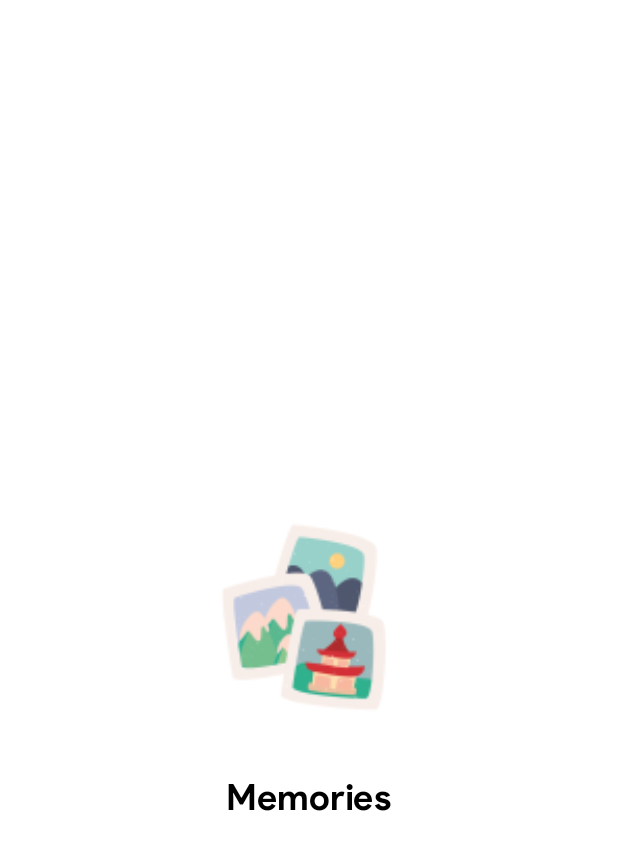
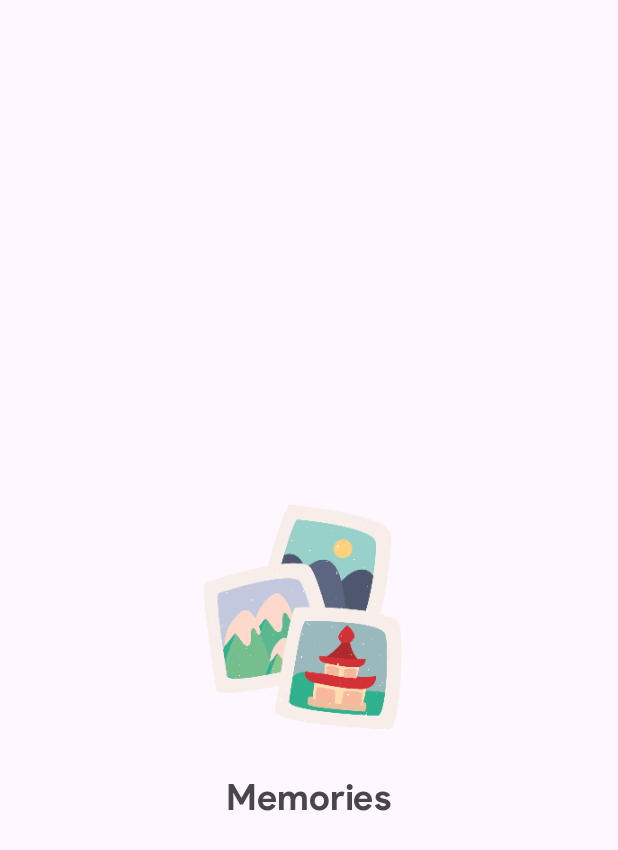
Before and after one commit to the-rebooted-coder/Store, an Android app: the first screen one second after launch (SplashScreen), on a phone screen of 412 x 824 dp. Shown: the top 850 px of the screen. Run offline under Robolectric (Android 15) with nearby library versions, the phone set to English and light mode, and no system bars; our stand-ins replace Firebase (no records; nobody signed in at launch, a user with empty details on screens opened directly).

Commit message:
Small Fixes

```diff
--- a/app/src/main/java/com/onesilicondiode/store/SecondStartup.java
+++ b/app/src/main/java/com/onesilicondiode/store/SecondStartup.java
@@ -5,7 +5,9 @@ import android.content.SharedPreferences;
 import android.os.Bundle;
 import android.os.VibrationEffect;
 import android.os.Vibrator;
+import android.transition.Explode;
 import android.view.View;
+import android.view.Window;
 import android.view.animation.Animation;
 import android.view.animation.AnimationUtils;
 import android.widget.TextView;
@@ -24,7 +26,9 @@ public class SecondStartup extends AppCompatActivity {
     @Override
     protected void onCreate(Bundle savedInstanceState) {
         super.onCreate(savedInstanceState);
+        getWindow().requestFeature(Window.FEATURE_ACTIVITY_TRANSITIONS);
         setContentView(R.layout.activity_second_startup);
+        getWindow().setExitTransition(new Explode());
         vibrator = (Vibrator) getSystemService(VIBRATOR_SERVICE);
         finalLaunch = findViewById(R.id.finalLaunch);
         finalLaunch.setOnClickListener(view -> {
--- a/app/src/main/java/com/onesilicondiode/store/SignUp.java
+++ b/app/src/main/java/com/onesilicondiode/store/SignUp.java
@@ -80,7 +80,7 @@ public class SignUp extends AppCompatActivity {
 
         MaterialAlertDialogBuilder builder = new MaterialAlertDialogBuilder(this);
 
-        builder.setTitle("Choose Theme for Store");
+        builder.setTitle("Choose Theme for Memories");
         builder.setMessage("You can change it later inside the app!");
 
         builder.setPositiveButton("Dark", (dialog, which) -> {
--- a/app/src/main/res/layout-night/activity_about_memories.xml
+++ b/app/src/main/res/layout-night/activity_about_memories.xml
@@ -87,7 +87,7 @@
                     ripple:button_width="35dp"
                     ripple:has_active_status="false"
                     ripple:has_finish_animation="true"
-                    ripple:inner_text="Swipe to know more about me"
+                    ripple:inner_text="Swipe to know me"
                     ripple:inner_text_gravity="center"
                     ripple:inner_text_padding="8dp"
                     ripple:inner_text_size="14sp"
--- a/app/src/main/res/layout-night/activity_splash_screen.xml
+++ /dev/null
@@ -1,31 +0,0 @@
-<?xml version="1.0" encoding="utf-8"?>
-<RelativeLayout xmlns:android="http://schemas.android.com/apk/res/android"
-    xmlns:app="http://schemas.android.com/apk/res-auto"
-    xmlns:tools="http://schemas.android.com/tools"
-    android:id="@+id/splashScreenLayout"
-    android:layout_width="match_parent"
-    android:layout_height="match_parent"
-    tools:context=".SplashScreen">
-
-    <ImageView
-        android:id="@+id/animation_view"
-        android:layout_width="150dp"
-        android:layout_height="150dp"
-        android:layout_centerInParent="true"
-        android:src="@drawable/app_logo"
-        android:transitionName="imageTransition"/>
-
-    <TextView
-        android:id="@+id/title"
-        android:layout_width="wrap_content"
-        android:layout_height="wrap_content"
-        android:layout_below="@+id/animation_view"
-        android:layout_centerHorizontal="true"
-        android:layout_marginTop="30dp"
-        android:fontFamily="@font/productsansbold"
-        android:text="@string/app_name_extended"
-        android:textAlignment="center"
-        android:textSize="24sp"
-        android:transitionName="imageTransition" />
-
-</RelativeLayout>
--- a/app/src/main/res/layout/activity_about_memories.xml
+++ b/app/src/main/res/layout/activity_about_memories.xml
@@ -87,7 +87,7 @@
                     ripple:button_width="35dp"
                     ripple:has_active_status="false"
                     ripple:has_finish_animation="true"
-                    ripple:inner_text="Swipe to know more about me"
+                    ripple:inner_text="Swipe to know me"
                     ripple:inner_text_gravity="center"
                     ripple:inner_text_padding="8dp"
                     ripple:inner_text_size="14sp"
--- a/app/src/main/res/layout/activity_splash_screen.xml
+++ b/app/src/main/res/layout/activity_splash_screen.xml
@@ -4,7 +4,6 @@
     xmlns:tools="http://schemas.android.com/tools"
     android:layout_width="match_parent"
     android:layout_height="match_parent"
-    android:background="@color/white"
     tools:context=".SplashScreen">
 
     <ImageView
@@ -13,7 +12,7 @@
         android:layout_height="150dp"
         android:layout_centerInParent="true"
         android:transitionName="imageTransition"
-        android:src="@mipmap/ic_launcher"/>
+        android:src="@drawable/app_logo"/>
 
     <TextView
         android:id="@+id/title"
@@ -26,7 +25,6 @@
         android:layout_marginTop="30dp"
         android:layout_centerHorizontal="true"
         android:textAlignment="center"
-        android:textColor="@color/black"
         android:textSize="24sp"
         />
 
--- a/app/src/main/res/values/strings.xml
+++ b/app/src/main/res/values/strings.xml
@@ -59,7 +59,7 @@
     <string name="just_before_we_begin">Just Before We Begin</string>
     <string name="goAhead">Continue</string>
     <string name="we_need_to_access_your_location_before_bhojan_can_start_so_that_the_food_you_share_can_be_located_by_the_one_in_need_provide_location_permission_to_continue_using_bhojan">We need to access your location before Bhojan can start, so that the food you share can be located by the one in need.\n\nProvide Location Permission to continue using Bhojan.\nThis app collects location data to enable food-sharing and might collect information when the app is closed to expedite the process.”</string>
-    <string name="disclaimer">Continue to access \'Memories\' your one stop place for storing personal memories to cherish them later, and your own daily-10-line journal.\n\nFree, Forever ✨.</string>
+    <string name="disclaimer">Continue to access \'Memories\', your one stop place for storing personal memories to cherish them later, and your own daily-10-line journal.\n\nFree, Forever ✨.</string>
     <string name="disclaimer_two">Nothing stored in the Vault right now, go to the \'Browse\' Tab to Start Vaulting Photos</string>
     <string name="disclaimer_three">All the images vaulted are secured through 256-Bit Military Grade Encryption, only you can browse them.</string>
     <string name="browse">Browse</string>
```
Also changed, not shown: app/src/main/java/com/onesilicondiode/store/FirstTime.java (+24 -2 lines), app/src/main/res/layout/activity_second_startup.xml (+4 -4 lines).
